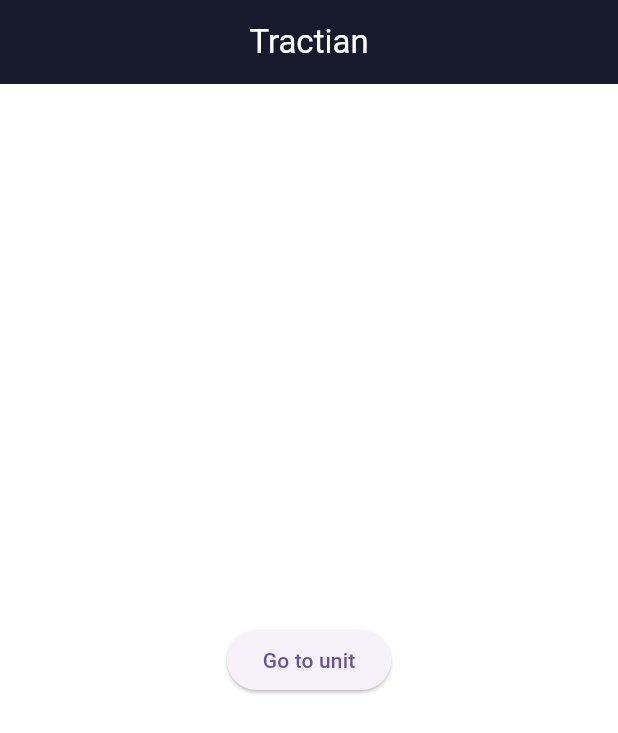
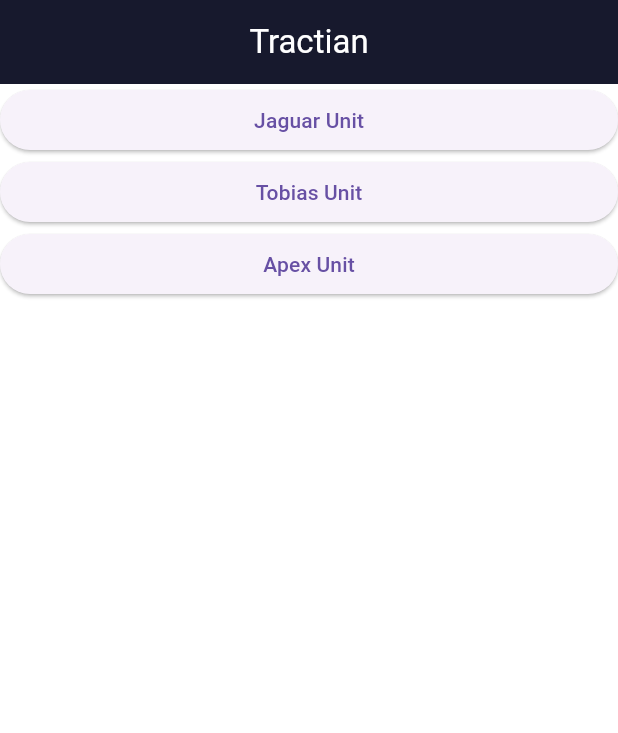
Before and after one commit to HicaroD/AssetManager, a Flutter app: the screen it shows after launch, on a phone screen of 412 x 824 dp. Shown: the top 733 px of the screen. Run offline on Flutter 3.47's test engine with Material 3 defaults, Android fonts, the phone set to English and light mode, and no system bars.

Commit message:
feat: implementing page for listing all units

```diff
--- a/lib/main.dart
+++ b/lib/main.dart
@@ -20,7 +20,7 @@ class AssetManager extends StatelessWidget {
       ),
       routes: {
         "/": (context) => const HomePage(title: 'Tractian'),
-        "/unit": (context) => const AssetsPage(title: 'Assets'),
+        "/assets": (context) => const AssetsPage(title: 'Assets'),
       },
     );
   }
--- a/lib/pages/assets.dart
+++ b/lib/pages/assets.dart
@@ -14,6 +14,8 @@ class AssetsPage extends StatelessWidget {
 
   @override
   Widget build(BuildContext context) {
+    final unitPath = ModalRoute.of(context)?.settings.arguments as String;
+
     return Scaffold(
       appBar: AppBar(
         iconTheme: const IconThemeData(color: TractianColors.white),
@@ -29,7 +31,7 @@ class AssetsPage extends StatelessWidget {
       backgroundColor: TractianColors.white,
       resizeToAvoidBottomInset: true,
       body: FutureBuilder(
-        future: getTree("assets/units/jaguar"),
+        future: getTree(unitPath),
         builder: (context, snapshot) {
           if (snapshot.connectionState == ConnectionState.waiting) {
             return const CircularProgressIndicator();
--- a/lib/pages/home.dart
+++ b/lib/pages/home.dart
@@ -1,5 +1,6 @@
 import 'package:flutter/material.dart';
 
+import '../tree/tree.dart';
 import '../utils/colors.dart';
 
 class HomePage extends StatefulWidget {
@@ -13,8 +14,6 @@ class HomePage extends StatefulWidget {
 
 class _HomePageState extends State<HomePage> {
   String get title => widget.title;
-
-  late List<Unit> units;
 
   @override
   Widget build(BuildContext context) {
@@ -32,28 +31,33 @@ class _HomePageState extends State<HomePage> {
       ),
       backgroundColor: TractianColors.white,
       body: Center(
-        child: Column(
-          mainAxisAlignment: MainAxisAlignment.center,
-          children: <Widget>[
-            ElevatedButton(
-              child: const Text("Go to unit"),
-              onPressed: () => Navigator.pushNamed(context, "/unit"),
-            ),
-          ],
+        child: FutureBuilder(
+          future: readUnits(),
+          builder: (context, snapshot) {
+            if (snapshot.connectionState == ConnectionState.waiting) {
+              return const CircularProgressIndicator();
+            }
+            if (snapshot.hasError) {
+              return Text("Error: ${snapshot.error}");
+            }
+            final units = snapshot.data!;
+            return ListView.builder(
+              itemCount: units.length,
+              itemBuilder: (context, index) {
+                final unit = units[index];
+                return ElevatedButton(
+                  child: Text(unit.name),
+                  onPressed: () => Navigator.pushNamed(
+                    context,
+                    "/assets",
+                    arguments: unit.path,
+                  ),
+                );
+              },
+            );
+          },
         ),
       ),
     );
   }
 }
-
-class Unit {
-  final String name;
-  final String path;
-
-  Unit(this.name, this.path);
-
-  // TODO: get list of units from units.json on assets folder
-  static List<Unit> fromJson(unitPath) {
-    return [];
-  }
-}
--- a/lib/tree/tree.dart
+++ b/lib/tree/tree.dart
@@ -1,3 +1,7 @@
+import 'dart:convert';
+
+import 'package:flutter/services.dart';
+
 import 'items.dart';
 import 'reader.dart';
 
@@ -42,6 +46,26 @@ class Tree {
   }
 }
 
+class Unit {
+  final String name;
+  final String path;
+
+  Unit(this.name, this.path);
+
+  static List<Unit> fromJson(Map<String, dynamic> units) {
+    return (units["units"] as List<dynamic>)
+        .map((unit) => Unit(unit["name"], unit["path"]))
+        .toList();
+  }
+}
+
+Future<List<Unit>> readUnits() async {
+  final unitsFile = await rootBundle.loadString("assets/units.json");
+  final unitsJson = jsonDecode(unitsFile);
+  final units = Unit.fromJson(unitsJson);
+  return units;
+}
+
 Future<Tree> getTree(String unitPath) async {
   final reader = Reader(unitPath: unitPath);
   final data = await Future.wait([
--- a/pubspec.yaml
+++ b/pubspec.yaml
@@ -19,6 +19,7 @@ dev_dependencies:
 flutter:
   uses-material-design: true
   assets:
+    - assets/
     - assets/units/jaguar/
     - assets/units/apex/
     - assets/units/tobias/
```
Also changed, not shown: lib/widgets/asset_tree.dart (+33 -33 lines), lib/widgets/unit.dart (deleted, +0 -18 lines).
